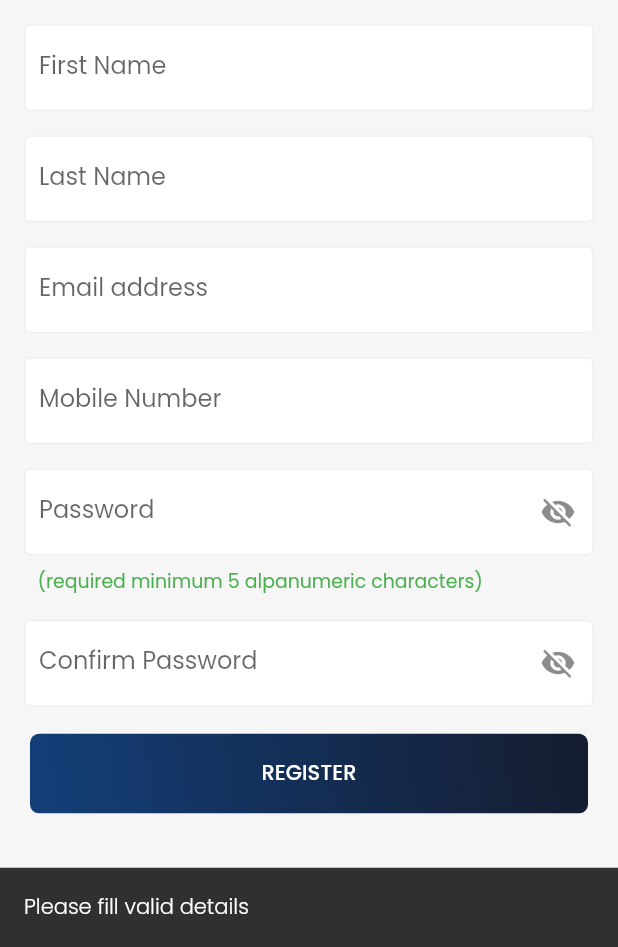
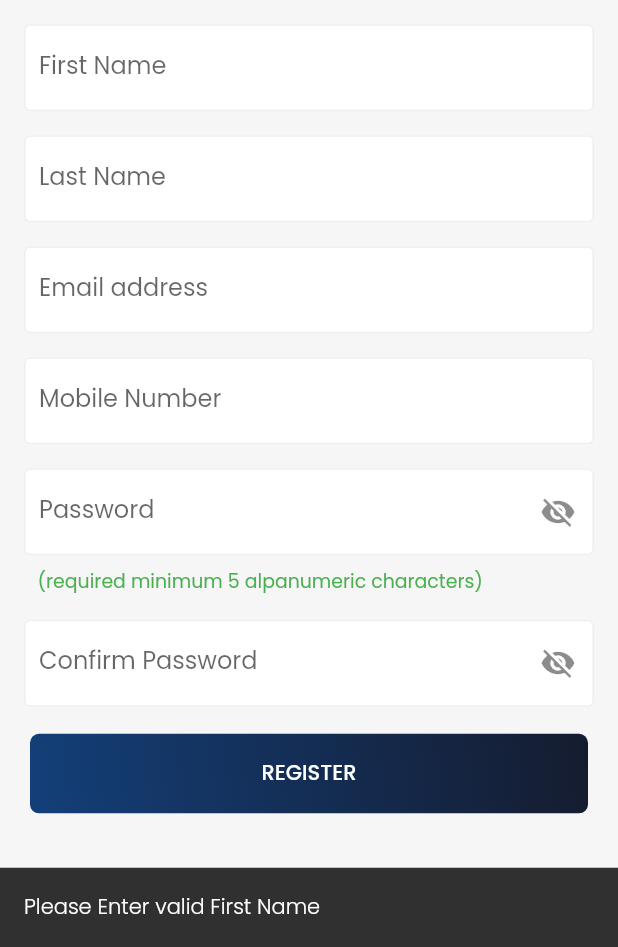
Before and after one commit to nagendrainvweb/moneyProfit, a Flutter app: the RegisterPage screen opened directly, after a tap on "REGISTER", on a phone screen of 412 x 824 dp, the part 289-1236 px from its top. Run offline on Flutter 3.47's test engine with Material 2 defaults, Android fonts, the phone set to English and light mode, and no system bars; our stand-ins replace cached_network_image, carousel_slider, firebase_core, firebase_messaging, flutter_html, flutter_masked_text and 16 more; missing offline and left inert: flutter_inappwebview, stacked_hooks, store_redirect; accounts and stored records are empty; network calls fail.

```diff
--- a/lib/pages/login/login_page.dart
+++ b/lib/pages/login/login_page.dart
@@ -215,6 +215,7 @@ class _LoginPageState extends State<LoginPage> {
         isScrollControlled: true,
         builder: (_) => OtpWidget(
               number: number,
+              type: "2",
             ));
   }
 }
--- a/lib/pages/login/login_viewmodel.dart
+++ b/lib/pages/login/login_viewmodel.dart
@@ -1,3 +1,4 @@
+import 'package:firebase_core/firebase_core.dart';
 import 'package:firebase_messaging/firebase_messaging.dart';
 import 'package:flutter/widgets.dart';
 import 'package:flutter_masked_text/flutter_masked_text.dart';
@@ -179,6 +180,7 @@ class LoginViewModel extends BaseViewModel with AppHelper {
   }
 
   void notificationToken() async {
+    await Firebase.initializeApp();
     FirebaseMessaging messaging = FirebaseMessaging.instance;
 
     NotificationSettings settings = await messaging.requestPermission(
--- a/lib/pages/otp/otp_view_model.dart
+++ b/lib/pages/otp/otp_view_model.dart
@@ -17,6 +17,7 @@ class OtpViewModel extends BaseViewModel {
   final _dialogService = locator<DialogService>();
 
   final otpController = TextEditingController();
+  String _type = "";
 
   bool _isOtpError = false;
   // send otp page variables
@@ -33,8 +34,9 @@ class OtpViewModel extends BaseViewModel {
   String get random => _random;
   String get enteredOtp => _enteredOtp;
 
-  void initData(String mobile) {
+  void initData(String mobile, String type) {
     this._mobile = mobile;
+    this._type = type;
   }
 
   otpSubmitPressed() {
@@ -61,7 +63,7 @@ class OtpViewModel extends BaseViewModel {
       // _timer = 13;
       // notifyListeners();
       // setTimer();
-      final response = await _apiService.sendotp(_mobile, _random);
+      final response = await _apiService.sendotp(_mobile, _random,_type);
       if (response.status == Constants.SUCCESS) {
         _isLoading = false;
         _timer = 60;
--- a/lib/pages/register/register_page.dart
+++ b/lib/pages/register/register_page.dart
@@ -143,7 +143,7 @@ class _RegisterPageState extends State<RegisterPage> {
                     text: "REGISTER",
                     // width: MediaQuery.of(context).size.width * 0.5,
                     onPressed: () async {
-                      if (model.validForm) {
+                      if (model.checkform()) {
                         final validUser = await model.verifyUser();
                         if (validUser) {
                           final value =
@@ -160,7 +160,7 @@ class _RegisterPageState extends State<RegisterPage> {
                         // } else {
                         //   model.showFormError();
                       } else {
-                        model.showFormError();
+                        //model.showFormError();
                       }
                       // model.registerClicked();
                     }),
@@ -184,6 +184,7 @@ class _RegisterPageState extends State<RegisterPage> {
         builder: (_) => Container(
               child: OtpWidget(
                 number: number,
+                type: "1",
               ),
             ));
   }
--- a/lib/pages/register/register_viewmodel.dart
+++ b/lib/pages/register/register_viewmodel.dart
@@ -47,18 +47,44 @@ class RegisterViewModel extends BaseViewModel with AppHelper {
 
   checkform() {
     final validEmail =
-        RegExp(AppRegex.email_regex).hasMatch(emailController.text);
+        RegExp(AppRegex.email_regex).hasMatch(emailController.text.trim());
     final validPassword =
-        RegExp(AppRegex.passwordRegex).hasMatch(passwordController.text);
+        RegExp(AppRegex.passwordRegex).hasMatch(passwordController.text.trim());
     final validFirstName =
-        RegExp(AppRegex.name_regex).hasMatch(firstNameController.text);
+        RegExp(AppRegex.name_regex).hasMatch(firstNameController.text.trim());
     final validLastName =
-        RegExp(AppRegex.name_regex).hasMatch(lastNameController.text);
+        RegExp(AppRegex.name_regex).hasMatch(lastNameController.text.trim());
 
     final validNumber =
-        RegExp(AppRegex.mobile_regex).hasMatch(numberController.text);
+        RegExp(AppRegex.mobile_regex).hasMatch(numberController.text.trim());
     final validConfirmPassword =
-        (passwordController.text == confirmPasswordController.text);
+        (passwordController.text == confirmPasswordController.text.trim());
+
+    if (!validFirstName) {
+      showFormError(msg:"Please Enter valid First Name");
+      return false;
+    }
+    if (!validLastName) {
+      showFormError(msg:"Please Enter valid Last Name");
+      return false;
+    }
+    if (!validEmail) {
+      showFormError(msg:"Please Enter valid Email Id");
+      return false;
+    }
+    if (!validNumber) {
+      showFormError(msg:"Please Enter valid Number");
+      return false;
+    }
+    if (!validPassword) {
+      showFormError(msg:"Please Enter valid Password");
+      return false;
+    }
+    if (!validConfirmPassword) {
+      showFormError(msg:"Please Enter valid Confirm Password");
+      return false;
+    }
+
 
     return (validEmail &&
         validPassword &&
@@ -78,8 +104,8 @@ class RegisterViewModel extends BaseViewModel with AppHelper {
     notifyListeners();
   }
 
-  void showFormError() {
-    _snackBarServices.showSnackbar(message: "Please fill valid details");
+  void showFormError({String msg}) {
+    _snackBarServices.showSnackbar(message: msg??"Please fill valid details");
   }
 
   void registerUser(BuildContext context) async {
--- a/lib/utils/constants.dart
+++ b/lib/utils/constants.dart
@@ -68,8 +68,8 @@ class Constants {
 
   static final URL_DEVICE = "device";
 
-  static final ANDROID_VERSION = "1";
-  static final IOS_VERSION = "1";
+  static final ANDROID_VERSION = "2";
+  static final IOS_VERSION = "2";
   static final ANDROID_DEVICE = "android";
   static final IOS_DEVICE = "ios";
 
--- a/pubspec.yaml
+++ b/pubspec.yaml
@@ -15,7 +15,7 @@ publish_to: 'none' # Remove this line if you wish to publish to pub.dev
 # In iOS, build-name is used as CFBundleShortVersionString while build-number used as CFBundleVersion.
 # Read more about iOS versioning at
 # https://developer.apple.com/library/archive/documentation/General/Reference/InfoPlistKeyReference/Articles/CoreFoundationKeys.html
-version: 1.0.0+1
+version: 1.0.2+3
 
 environment:
   sdk: ">=2.7.0 <3.0.0"
```
Also changed, not shown: lib/pages/credit_scrore/credit_score_view_model.dart (+9 -4 lines), lib/pages/otp/otp_page.dart (+12 -14 lines), lib/pages/profile_details/profile_details_view_model.dart (+7 -3 lines), lib/services/api_service.dart (+17 -13 lines), 4 other files.
